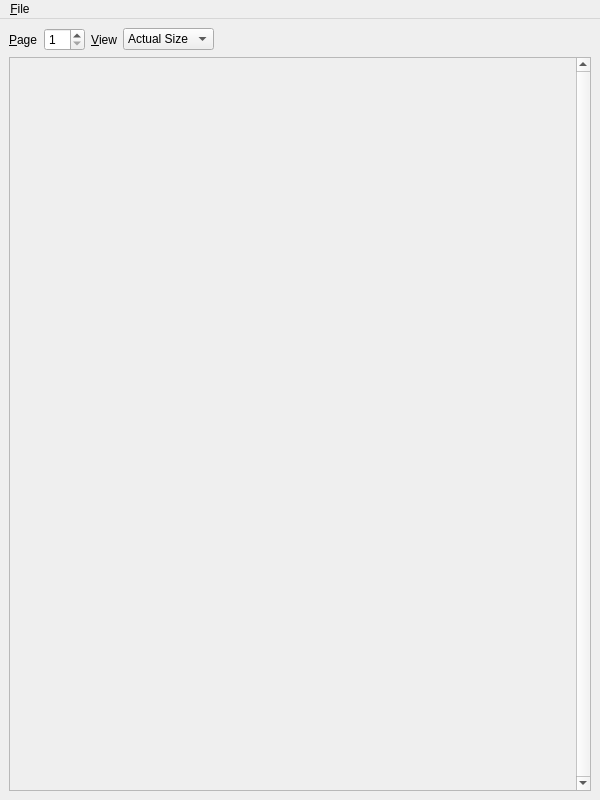
First picture: the form in UI/biblioteq_pdfreader.ui, repository textbrowser/biblioteq, before the edit.
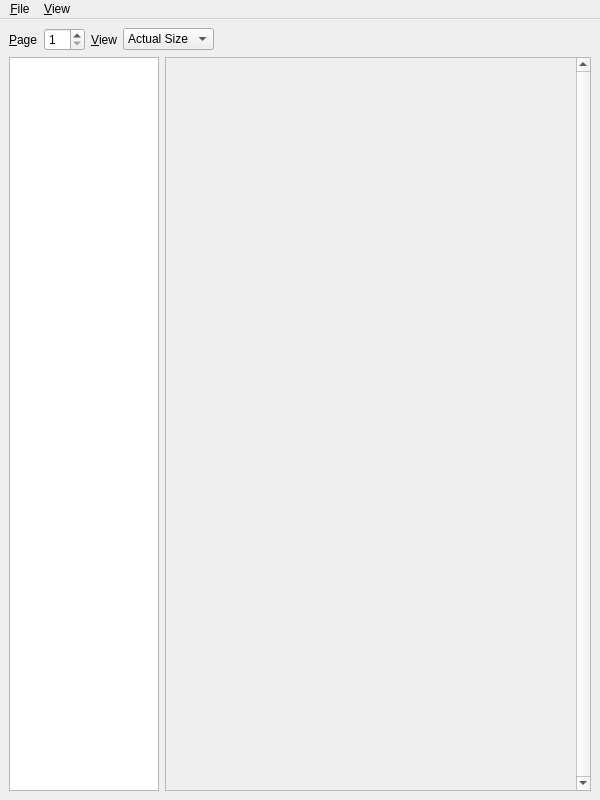
Second picture: the form after the edit. Icons and pictures are not drawn.

Commit message: New View menu.

```diff
--- a/UI/biblioteq_pdfreader.ui
+++ b/UI/biblioteq_pdfreader.ui
@@ -18,7 +18,7 @@
     <normaloff>:/book.png</normaloff>:/book.png</iconset>
   </property>
   <widget class="QWidget" name="centralwidget">
-   <layout class="QVBoxLayout">
+   <layout class="QVBoxLayout" name="verticalLayout">
     <item>
      <layout class="QHBoxLayout" name="horizontalLayout">
       <item>
@@ -84,6 +84,24 @@
      </layout>
     </item>
     <item>
+     <layout class="QHBoxLayout" name="horizontalLayout_3">
+      <item>
+       <widget class="QListWidget" name="contents">
+        <property name="sizePolicy">
+         <sizepolicy hsizetype="Maximum" vsizetype="Expanding">
+          <horstretch>0</horstretch>
+          <verstretch>0</verstretch>
+         </sizepolicy>
+        </property>
+        <property name="maximumSize">
+         <size>
+          <width>150</width>
+          <height>16777215</height>
+         </size>
+        </property>
+       </widget>
+      </item>
+      <item>
      <widget class="QScrollArea" name="scrollArea">
       <property name="frameShape">
        <enum>QFrame::StyledPanel</enum>
@@ -102,8 +120,8 @@
         <rect>
          <x>0</x>
          <y>0</y>
-         <width>562</width>
-         <height>731</height>
+           <width>404</width>
+           <height>729</height>
         </rect>
        </property>
        <layout class="QHBoxLayout" name="horizontalLayout_2">
@@ -147,6 +165,8 @@
      </widget>
     </item>
    </layout>
+    </item>
+   </layout>
   </widget>
   <widget class="QMenuBar" name="menuBar">
    <property name="geometry">
@@ -167,7 +187,14 @@
     <addaction name="separator"/>
     <addaction name="action_Close"/>
    </widget>
+   <widget class="QMenu" name="menu_View">
+    <property name="title">
+     <string>&amp;View</string>
+    </property>
+    <addaction name="action_Contents"/>
+   </widget>
    <addaction name="menu_File"/>
+   <addaction name="menu_View"/>
   </widget>
   <action name="action_Save_As">
    <property name="text">
```
Left out of the diff: 9 changed lines with no effect on the pictures. Lines whose indentation alone changed are shown as unchanged.
